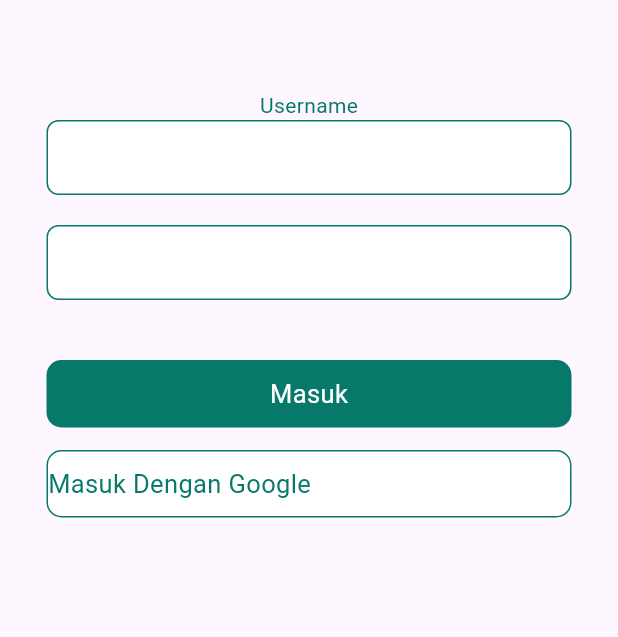
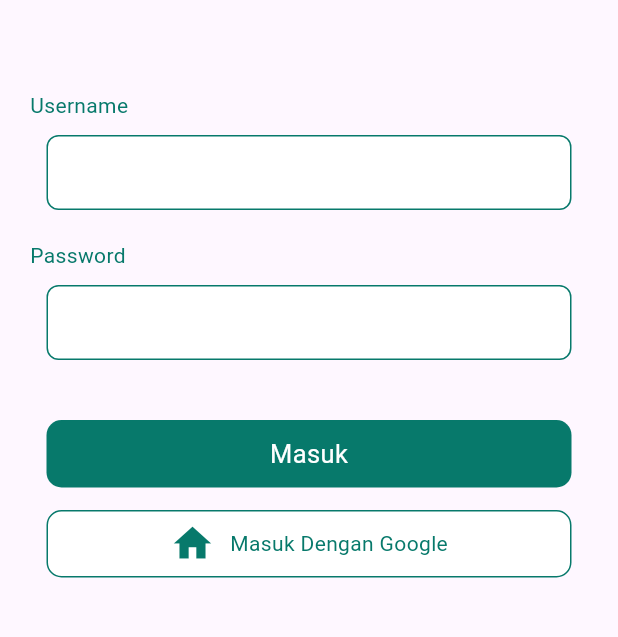
Before and after one commit to Billyode03/taklim_app, a Flutter app: the screen it shows after launch, on a phone screen of 412 x 824 dp, the part 234-871 px from its top. Run offline on Flutter 3.47's test engine with Material 3 defaults, Android fonts, the phone set to English and light mode, and no system bars; our stand-ins replace another_flutter_splash_screen.

Commit message:
update Login Screen

```diff
--- a/lib/views/login/login_screen.dart
+++ b/lib/views/login/login_screen.dart
@@ -12,7 +12,6 @@ class LoginScreen extends StatelessWidget {
       child: Scaffold(
         body: SingleChildScrollView(
           child: Column(
-            mainAxisAlignment: MainAxisAlignment.start,
             children: [
               Padding(
                 padding: EdgeInsets.only(top: 56, bottom: 40),
@@ -27,9 +26,20 @@ class LoginScreen extends StatelessWidget {
               SizedBox(
                 height: 20,
               ),
-              Text(
-                'Username',
-                style: TextContants.textLogo,
+              Row(
+                crossAxisAlignment: CrossAxisAlignment.start,
+                children: [
+                  Padding(
+                    padding: const EdgeInsets.symmetric(horizontal: 20),
+                    child: Text(
+                      'Username',
+                      style: TextContants.textLogo,
+                    ),
+                  ),
+                ],
+              ),
+              SizedBox(
+                height: 10,
               ),
               Container(
                 width: 350,
@@ -44,6 +54,21 @@ class LoginScreen extends StatelessWidget {
               ),
               SizedBox(
                 height: 20,
+              ),
+              Row(
+                crossAxisAlignment: CrossAxisAlignment.start,
+                children: [
+                  Padding(
+                    padding: const EdgeInsets.symmetric(horizontal: 20),
+                    child: Text(
+                      'Password ',
+                      style: TextContants.textLogo,
+                    ),
+                  ),
+                ],
+              ),
+              SizedBox(
+                height: 10,
               ),
               Container(
                 width: 350,
@@ -87,14 +112,17 @@ class LoginScreen extends StatelessWidget {
                 height: 45,
                 child: Center(
                   child: Row(
+                    mainAxisAlignment: MainAxisAlignment.center,
                     children: [
-                      Text(
-                        'Masuk Dengan Google',
-                        style: TextStyle(
-                          color: ColorConstant.greenYoung,
-                          fontSize: 17,
-                        ),
+                      Icon(
+                        Icons.home,
+                        color: ColorConstant.greenYoung,
+                        size: 30,
                       ),
+                      SizedBox(
+                        width: 10,
+                      ),
+                      Text('Masuk Dengan Google', style: TextContants.textLogo),
                       // Image.asset(name)
                     ],
                   ),
```
